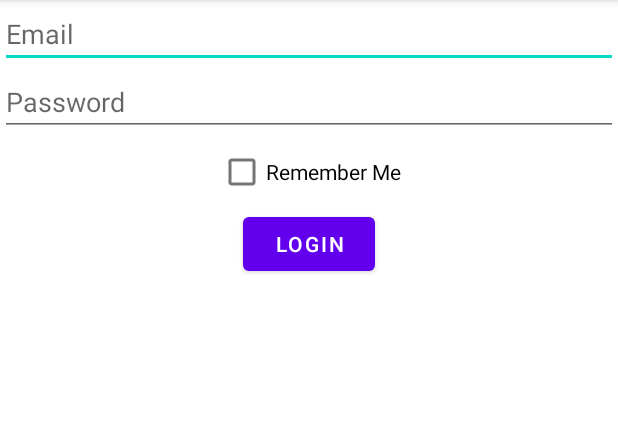
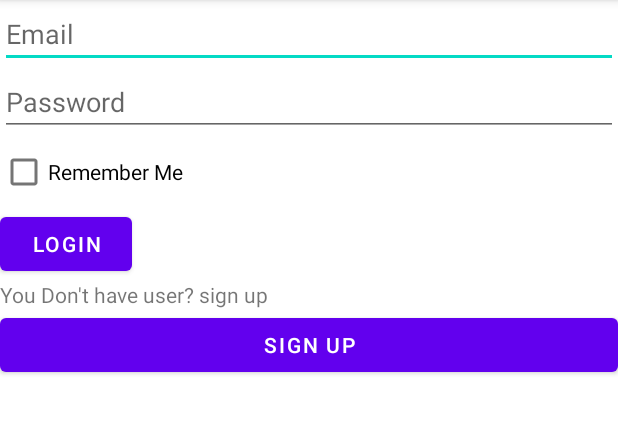
Before and after one commit to Tariq0Odeh/Pizza-Restaurant-Application, an Android app: the LoginActivity screen opened directly, with no data from a screen before it, on a phone screen of 412 x 824 dp, the part 84-518 px from its top. Run offline under Robolectric (Android 15) with nearby library versions, the phone set to English and light mode, and no system bars.

Commit message:
Update num1

```diff
--- a/Pizza_Restaurant_Application/app/src/main/AndroidManifest.xml
+++ b/Pizza_Restaurant_Application/app/src/main/AndroidManifest.xml
@@ -9,6 +9,9 @@
         android:roundIcon="@mipmap/ic_launcher_round"
         android:supportsRtl="true"
         android:theme="@style/Theme.Pizza_Restaurant_Application">
+        <activity
+            android:name=".CustomerHomeActivity"
+            android:exported="false" />
         <activity
             android:name=".SignUpActivity"
             android:exported="false" />
--- a/Pizza_Restaurant_Application/app/src/main/java/com/example/pizza_restaurant_application/DataBaseHelper.java
+++ b/Pizza_Restaurant_Application/app/src/main/java/com/example/pizza_restaurant_application/DataBaseHelper.java
@@ -20,7 +20,7 @@ public class DataBaseHelper extends SQLiteOpenHelper {
     private static final String COLUMN_FIRST_NAME = "first_name";
     private static final String COLUMN_LAST_NAME = "last_name";
     private static final String COLUMN_GENDER = "gender";
-    private static final String COLUMN_PASSWORD_HASH = "password_hash"; // Change column name to password_hash
+    private static final String COLUMN_PASSWORD_HASH = "password_hash";
 
     public DataBaseHelper(Context context) {
         super(context, DATABASE_NAME, null, DATABASE_VERSION);
@@ -36,7 +36,7 @@ public class DataBaseHelper extends SQLiteOpenHelper {
                 COLUMN_FIRST_NAME + " TEXT," +
                 COLUMN_LAST_NAME + " TEXT," +
                 COLUMN_GENDER + " TEXT," +
-                COLUMN_PASSWORD_HASH + " TEXT" + // Change column name to password_hash
+                COLUMN_PASSWORD_HASH + " TEXT" +
                 ")";
         db.execSQL(CREATE_USER_TABLE);
     }
@@ -55,7 +55,7 @@ public class DataBaseHelper extends SQLiteOpenHelper {
         values.put(COLUMN_FIRST_NAME, user.getFirstName());
         values.put(COLUMN_LAST_NAME, user.getLastName());
         values.put(COLUMN_GENDER, user.getGender());
-        values.put(COLUMN_PASSWORD_HASH, encryptPassword(user.getPassword())); // Encrypt password before storing
+        values.put(COLUMN_PASSWORD_HASH, encryptPassword(user.getPassword()));
         long result = db.insert(TABLE_USER, null, values);
         db.close();
         return result != -1;
@@ -79,7 +79,7 @@ public class DataBaseHelper extends SQLiteOpenHelper {
 
     public boolean checkLogin(String email, String password) {
         SQLiteDatabase db = this.getReadableDatabase();
-        String hashedPassword = encryptPassword(password); // Hash the entered password for comparison
+        String hashedPassword = encryptPassword(password);
         Cursor cursor = db.rawQuery("SELECT * FROM " + TABLE_USER + " WHERE " + COLUMN_EMAIL + "=? AND " + COLUMN_PASSWORD_HASH + "=?", new String[]{email, hashedPassword});
         boolean valid = cursor.getCount() > 0;
         cursor.close();
@@ -88,22 +88,16 @@ public class DataBaseHelper extends SQLiteOpenHelper {
 
     private String encryptPassword(String password) {
         try {
-            // Create MessageDigest instance for SHA-256
             MessageDigest md = MessageDigest.getInstance("SHA-256");
-            // Add password bytes to digest
             md.update(password.getBytes());
-            // Get the hash's bytes
             byte[] bytes = md.digest();
-            // Convert byte array to hexadecimal format
             StringBuilder sb = new StringBuilder();
             for (byte aByte : bytes) {
                 sb.append(Integer.toString((aByte & 0xff) + 0x100, 16).substring(1));
             }
-            // Get complete hashed password in hexadecimal format
             return sb.toString();
         } catch (NoSuchAlgorithmException e) {
             e.printStackTrace();
-            // Return original password if encryption fails
             return password;
         }
     }
--- a/Pizza_Restaurant_Application/app/src/main/java/com/example/pizza_restaurant_application/LoginActivity.java
+++ b/Pizza_Restaurant_Application/app/src/main/java/com/example/pizza_restaurant_application/LoginActivity.java
@@ -1,3 +1,5 @@
+// LoginActivity.java
+
 package com.example.pizza_restaurant_application;
 
 import android.content.Intent;
@@ -30,6 +32,7 @@ public class LoginActivity extends AppCompatActivity {
         passwordEditText = findViewById(R.id.password_edit_text);
         rememberMeCheckBox = findViewById(R.id.remember_me_checkbox);
         Button loginButton = findViewById(R.id.login_button);
+        Button signUpButton = findViewById(R.id.sign_up_button);
 
         sharedPreferences = getSharedPreferences("loginPrefs", MODE_PRIVATE);
         String savedEmail = sharedPreferences.getString(PREF_EMAIL_KEY, "");
@@ -39,6 +42,14 @@ public class LoginActivity extends AppCompatActivity {
             @Override
             public void onClick(View v) {
                 login();
+            }
+        });
+
+        signUpButton.setOnClickListener(new View.OnClickListener() {
+            @Override
+            public void onClick(View v) {
+                Intent intent = new Intent(LoginActivity.this, SignUpActivity.class);
+                startActivity(intent);
             }
         });
     }
@@ -62,7 +73,8 @@ public class LoginActivity extends AppCompatActivity {
             }
 
             // Navigate to special menu or dashboard activity
-            Intent intent = new Intent(LoginActivity.this, MainActivity.class);
+            Intent intent = new Intent(LoginActivity.this, CustomerHomeActivity.class);
+            intent.putExtra("email", email); // Pass email to ProfileFragment
             startActivity(intent);
             finish(); // Optional, to prevent user from navigating back to login screen
         } else {
--- a/Pizza_Restaurant_Application/app/src/main/java/com/example/pizza_restaurant_application/MainActivity.java
+++ b/Pizza_Restaurant_Application/app/src/main/java/com/example/pizza_restaurant_application/MainActivity.java
@@ -1,7 +1,6 @@
 package com.example.pizza_restaurant_application;
 
 import androidx.appcompat.app.AppCompatActivity;
-
 import android.content.Intent;
 import android.os.Bundle;
 import android.view.View;
@@ -16,6 +15,7 @@ public class MainActivity extends AppCompatActivity {
 
         Button getStarted = findViewById(R.id.button_get_started);
 
+
         getStarted.setOnClickListener(new View.OnClickListener() {
             @Override
             public void onClick(View v) {
--- a/Pizza_Restaurant_Application/app/src/main/res/layout/activity_login.xml
+++ b/Pizza_Restaurant_Application/app/src/main/res/layout/activity_login.xml
@@ -1,45 +1,45 @@
 <?xml version="1.0" encoding="utf-8"?>
-<androidx.constraintlayout.widget.ConstraintLayout xmlns:android="http://schemas.android.com/apk/res/android"
-    xmlns:app="http://schemas.android.com/apk/res-auto"
+<LinearLayout xmlns:android="http://schemas.android.com/apk/res/android"
     xmlns:tools="http://schemas.android.com/tools"
     android:layout_width="match_parent"
     android:layout_height="match_parent"
+    android:orientation="vertical"
     tools:context=".LoginActivity">
 
     <EditText
         android:id="@+id/email_edit_text"
-        android:layout_width="0dp"
+        android:layout_width="match_parent"
         android:layout_height="wrap_content"
-        android:hint="Email"
-        app:layout_constraintEnd_toEndOf="parent"
-        app:layout_constraintStart_toStartOf="parent"
-        app:layout_constraintTop_toTopOf="parent" />
+        android:hint="Email" />
 
     <EditText
         android:id="@+id/password_edit_text"
-        android:layout_width="0dp"
+        android:layout_width="match_parent"
         android:layout_height="wrap_content"
-        android:hint="Password"
-        app:layout_constraintEnd_toEndOf="parent"
-        app:layout_constraintStart_toStartOf="parent"
-        app:layout_constraintTop_toBottomOf="@id/email_edit_text" />
+        android:hint="Password" />
 
     <CheckBox
         android:id="@+id/remember_me_checkbox"
         android:layout_width="wrap_content"
         android:layout_height="wrap_content"
-        android:text="Remember Me"
-        app:layout_constraintEnd_toEndOf="parent"
-        app:layout_constraintStart_toStartOf="parent"
-        app:layout_constraintTop_toBottomOf="@id/password_edit_text" />
+        android:text="Remember Me" />
 
     <Button
         android:id="@+id/login_button"
         android:layout_width="wrap_content"
         android:layout_height="wrap_content"
-        android:text="Login"
-        app:layout_constraintEnd_toEndOf="parent"
-        app:layout_constraintStart_toStartOf="parent"
-        app:layout_constraintTop_toBottomOf="@id/remember_me_checkbox" />
+        android:text="Login" />
 
-</androidx.constraintlayout.widget.ConstraintLayout>
+    <TextView
+        android:id="@+id/textView2"
+        android:layout_width="match_parent"
+        android:layout_height="wrap_content"
+        android:text="You Don't have user? sign up" />
+
+    <Button
+        android:id="@+id/sign_up_button"
+        android:layout_width="match_parent"
+        android:layout_height="wrap_content"
+        android:text="Sign Up" />
+
+</LinearLayout>
--- /dev/null
+++ b/Pizza_Restaurant_Application/app/src/main/res/values/styles.xml
@@ -0,0 +1,4 @@
+<?xml version="1.0" encoding="utf-8"?>
+<resources>
+    <style name="AppTheme.PopupOverlay" parent="ThemeOverlay.AppCompat.Light" />
+</resources>
```
Also changed, not shown: Pizza_Restaurant_Application/app/build.gradle (+8 -0 lines), Pizza_Restaurant_Application/app/src/main/java/com/example/pizza_restaurant_application/CallFindUsFragment.java (added, +68 -0 lines), Pizza_Restaurant_Application/app/src/main/java/com/example/pizza_restaurant_application/CustomerHomeActivity.java (added, +104 -0 lines), Pizza_Restaurant_Application/app/src/main/java/com/example/pizza_restaurant_application/HomeFragment.java (added, +64 -0 lines), Pizza_Restaurant_Application/app/src/main/java/com/example/pizza_restaurant_application/SignUpActivity.java (+6 -5 lines), Pizza_Restaurant_Application/app/src/main/res/layout/activity_customer_home.xml (added, +43 -0 lines), Pizza_Restaurant_Application/app/src/main/res/layout/fragment_call_find_us.xml (added, +26 -0 lines), Pizza_Restaurant_Application/app/src/main/res/layout/fragment_home.xml (added, +22 -0 lines), Pizza_Restaurant_Application/app/src/main/res/menu/navigation.xml (added, +30 -0 lines), Pizza_Restaurant_Application/app/src/main/res/values/strings.xml (+13 -0 lines), Pizza_Restaurant_Application/app/src/main/res/values/themes.xml (+9 -0 lines), Pizza_Restaurant_Application/app/src/main/res/drawable/home.png (added), Pizza_Restaurant_Application/app/src/main/res/drawable/menu.png (added).
